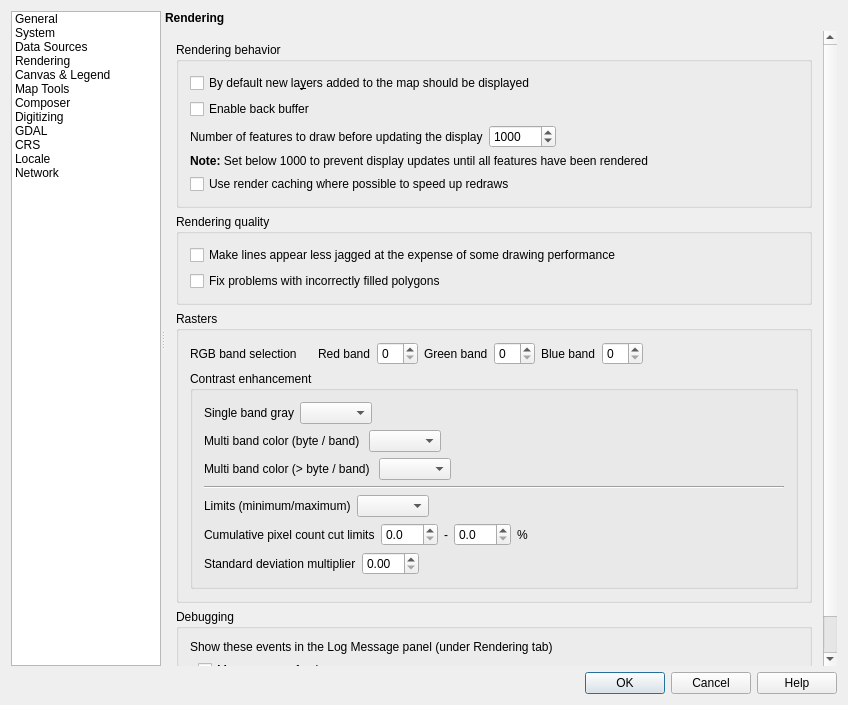
carsmie/QGIS, file src/ui/qgsoptionsbase.ui: the form before one commit.
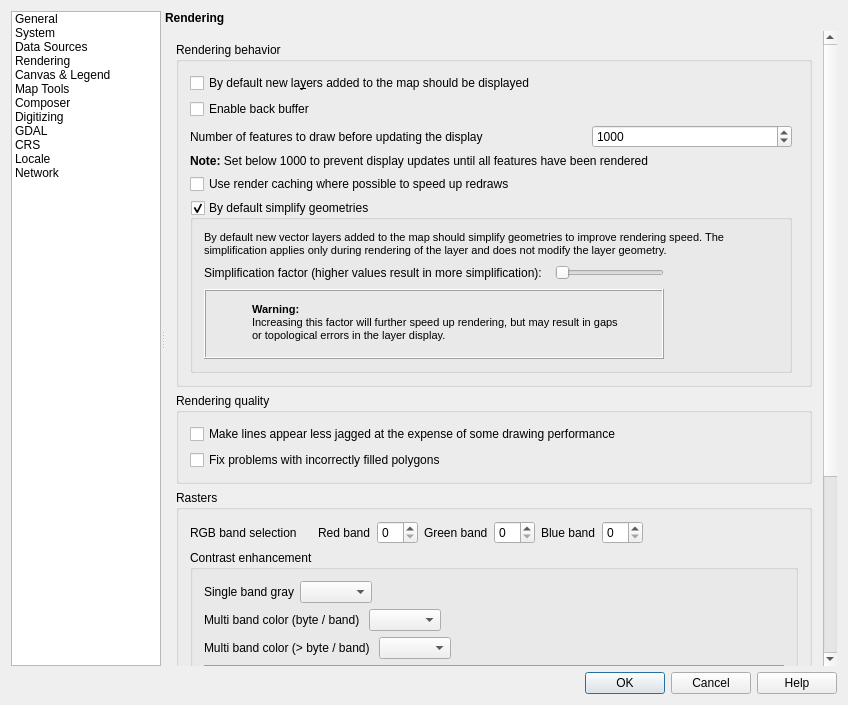
The form after the commit. The open tabs and pages were chosen to show the change. Icons and pictures are not drawn. Custom widgets are drawn as their Qt base class.

Commit message: #8725: use default drawing config

The edit to the form file:
```diff
--- a/src/ui/qgsoptionsbase.ui
+++ b/src/ui/qgsoptionsbase.ui
@@ -1661,6 +1661,182 @@
                     </property>
                    </widget>
                   </item>
+                   <item row="5" column="0">
+                    <widget class="QGroupBox" name="mSimplifyDrawingGroupBox">
+                     <property name="title">
+                      <string>By default simplify geometries</string>
+                     </property>
+                     <property name="checkable">
+                      <bool>true</bool>
+                     </property>
+                     <layout class="QGridLayout" name="_14">
+                      <item row="0" column="2" colspan="3">
+                       <widget class="QLabel" name="label_59">
+                        <property name="sizePolicy">
+                         <sizepolicy hsizetype="Preferred" vsizetype="Preferred">
+                          <horstretch>0</horstretch>
+                          <verstretch>0</verstretch>
+                         </sizepolicy>
+                        </property>
+                        <property name="text">
+                         <string>&lt;!DOCTYPE HTML PUBLIC &quot;-//W3C//DTD HTML 4.0//EN&quot; &quot;http://www.w3.org/TR/REC-html40/strict.dtd&quot;&gt;
+&lt;html&gt;&lt;head&gt;&lt;meta name=&quot;qrichtext&quot; content=&quot;1&quot; /&gt;&lt;style type=&quot;text/css&quot;&gt;
+p, li { white-space: pre-wrap; }
+&lt;/style&gt;&lt;/head&gt;&lt;body style=&quot; font-family:'MS Shell Dlg 2'; font-size:8.25pt; font-weight:400; font-style:normal;&quot;&gt;
+&lt;p style=&quot; margin-top:0px; margin-bottom:0px; margin-left:0px; margin-right:0px; -qt-block-indent:0; text-indent:0px;&quot;&gt;By default new vector layers added to the map should simplify geometries to improve rendering speed. The simplification applies only during rendering of the layer and does not modify the layer geometry.&lt;/p&gt;&lt;/body&gt;&lt;/html&gt;</string>
+                        </property>
+                        <property name="wordWrap">
+                         <bool>true</bool>
+                        </property>
+                        <property name="margin">
+                         <number>2</number>
+                        </property>
+                       </widget>
+                      </item>
+                      <item row="5" column="2">
+                       <widget class="QLabel" name="label_56">
+                        <property name="text">
+                         <string>Simplification factor (higher values result in more simplification):  </string>
+                        </property>
+                        <property name="margin">
+                         <number>2</number>
+                        </property>
+                       </widget>
+                      </item>
+                      <item row="5" column="3">
+                       <widget class="QSlider" name="mSimplifyDrawingSlider">
+                        <property name="maximumSize">
+                         <size>
+                          <width>130</width>
+                          <height>16777215</height>
+                         </size>
+                        </property>
+                        <property name="toolTip">
+                         <string>Higher values result in more simplification</string>
+                        </property>
+                        <property name="minimum">
+                         <number>0</number>
+                        </property>
+                        <property name="maximum">
+                         <number>20</number>
+                        </property>
+                        <property name="value">
+                         <number>0</number>
+                        </property>
+                        <property name="tracking">
+                         <bool>true</bool>
+                        </property>
+                        <property name="orientation">
+                         <enum>Qt::Horizontal</enum>
+                        </property>
+                        <property name="invertedAppearance">
+                         <bool>false</bool>
+                        </property>
+                        <property name="invertedControls">
+                         <bool>false</bool>
+                        </property>
+                       </widget>
+                      </item>
+                      <item row="8" column="2" colspan="2">
+                       <widget class="QFrame" name="mSimplifyDrawingPanel">
+                        <property name="minimumSize">
+                         <size>
+                          <width>0</width>
+                          <height>70</height>
+                         </size>
+                        </property>
+                        <property name="maximumSize">
+                         <size>
+                          <width>16777215</width>
+                          <height>16777215</height>
+                         </size>
+                        </property>
+                        <property name="frameShape">
+                         <enum>QFrame::Box</enum>
+                        </property>
+                        <property name="frameShadow">
+                         <enum>QFrame::Raised</enum>
+                        </property>
+                        <widget class="QLabel" name="mSimplifyDrawingIcon">
+                         <property name="geometry">
+                          <rect>
+                           <x>10</x>
+                           <y>0</y>
+                           <width>60</width>
+                           <height>67</height>
+                          </rect>
+                         </property>
+                         <property name="sizePolicy">
+                          <sizepolicy hsizetype="Fixed" vsizetype="Fixed">
+                           <horstretch>0</horstretch>
+                           <verstretch>0</verstretch>
+                          </sizepolicy>
+                         </property>
+                         <property name="minimumSize">
+                          <size>
+                           <width>60</width>
+                           <height>67</height>
+                          </size>
+                         </property>
+                         <property name="maximumSize">
+                          <size>
+                           <width>40</width>
+                           <height>40</height>
+                          </size>
+                         </property>
+                         <property name="layoutDirection">
+                          <enum>Qt::LeftToRight</enum>
+                         </property>
+                         <property name="autoFillBackground">
+                          <bool>false</bool>
+                         </property>
+                         <property name="text">
+                          <string/>
+                         </property>
+                         <property name="pixmap">
+                          <pixmap resource="../../images/images.qrc">:/images/themes/default/mIconWarn.png</pixmap>
+                         </property>
+                         <property name="scaledContents">
+                          <bool>false</bool>
+                         </property>
+                        </widget>
+                        <widget class="QLabel" name="mSimplifyDrawingLabel">
+                         <property name="geometry">
+                          <rect>
+                           <x>45</x>
+                           <y>8</y>
+                           <width>411</width>
+                           <height>51</height>
+                          </rect>
+                         </property>
+                         <property name="text">
+                          <string>&lt;!DOCTYPE HTML PUBLIC &quot;-//W3C//DTD HTML 4.0//EN&quot; &quot;http://www.w3.org/TR/REC-html40/strict.dtd&quot;&gt;
+&lt;html&gt;&lt;head&gt;&lt;meta name=&quot;qrichtext&quot; content=&quot;1&quot; /&gt;&lt;style type=&quot;text/css&quot;&gt;
+p, li { white-space: pre-wrap; }
+&lt;/style&gt;&lt;/head&gt;&lt;body style=&quot; font-family:'MS Shell Dlg 2'; font-size:8.25pt; font-weight:400; font-style:normal;&quot;&gt;
+&lt;p style=&quot; margin-top:0px; margin-bottom:0px; margin-left:0px; margin-right:0px; -qt-block-indent:0; text-indent:0px;&quot;&gt;&lt;span style=&quot; font-size:8pt;&quot;&gt; &lt;/span&gt;&lt;span style=&quot; font-size:8pt; font-weight:600;&quot;&gt;Warning:&lt;/span&gt;&lt;/p&gt;
+&lt;p style=&quot; margin-top:0px; margin-bottom:0px; margin-left:0px; margin-right:0px; -qt-block-indent:0; text-indent:0px;&quot;&gt;&lt;span style=&quot; font-size:8pt;&quot;&gt; Increasing this factor will further speed up rendering, but may result in gaps &lt;/span&gt;&lt;/p&gt;
+&lt;p style=&quot; margin-top:0px; margin-bottom:0px; margin-left:0px; margin-right:0px; -qt-block-indent:0; text-indent:0px;&quot;&gt;&lt;span style=&quot; font-size:8pt;&quot;&gt; or topological errors in the layer display.&lt;/span&gt;&lt;/p&gt;&lt;/body&gt;&lt;/html&gt;</string>
+                         </property>
+                        </widget>
+                       </widget>
+                      </item>
+                      <item row="5" column="4">
+                       <spacer name="horizontalSpacer_40">
+                        <property name="orientation">
+                         <enum>Qt::Horizontal</enum>
+                        </property>
+                        <property name="sizeHint" stdset="0">
+                         <size>
+                          <width>20</width>
+                          <height>20</height>
+                         </size>
+                        </property>
+                       </spacer>
+                      </item>
+                     </layout>
+                    </widget>
+                   </item>
                  </layout>
                 </widget>
                </item>
```
The commit also changes 3 other files.
